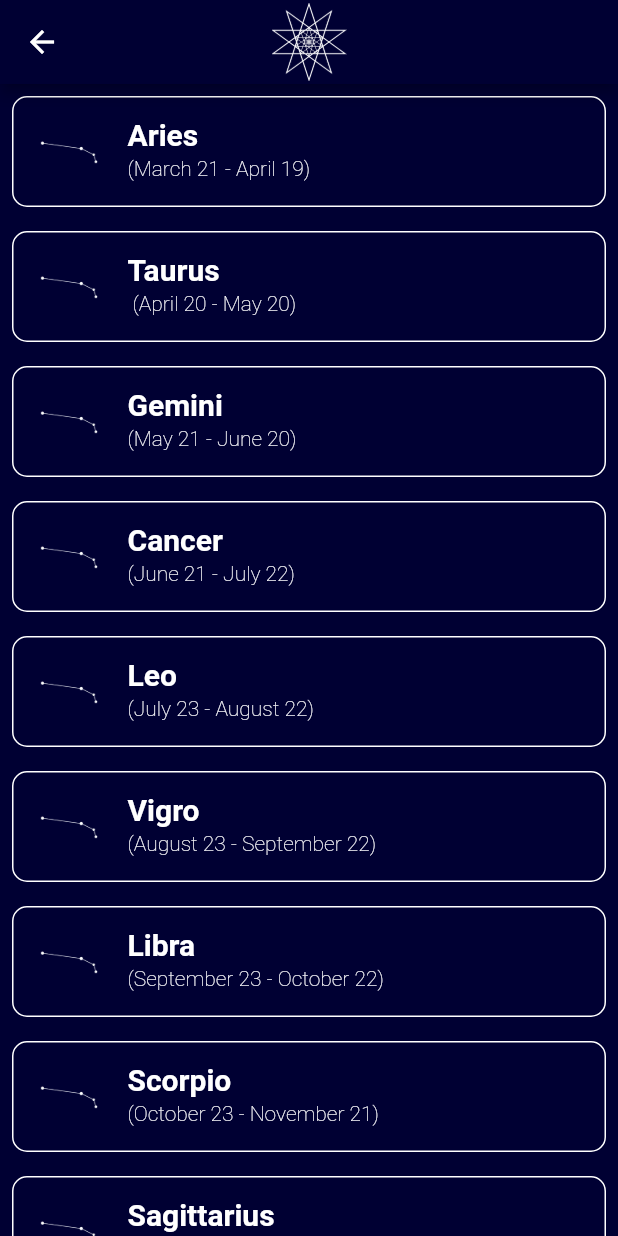
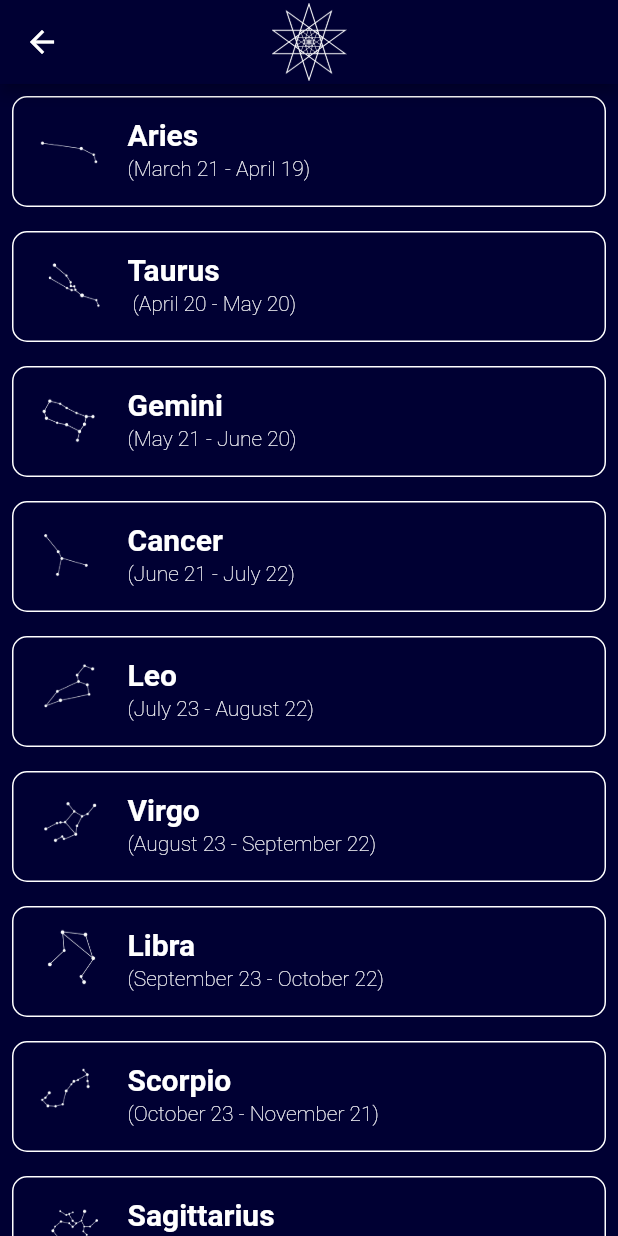
Before and after one commit to shreshukle1/demo_horo_app, a Flutter app: the HoroscopeList screen opened directly, on a phone screen of 412 x 824 dp. Run offline on Flutter 3.47's test engine with Material 2 defaults, Android fonts, the phone set to English and light mode, and no system bars; missing offline and left inert: dart:ffi, ff_navigation_bar, horoscope.

Commit message:
updated images

```diff
--- a/lib/Screens/HoroscopeList.dart
+++ b/lib/Screens/HoroscopeList.dart
@@ -60,7 +60,7 @@ class HoroscopeList extends StatelessWidget {
                         maxWidth: 44,
                         maxHeight: 44,
                       ),
-                      child: Image.asset('images/Aries.png'),
+                      child: Image.asset('images/Taurus.png'),
                     ),
                     title: Text('Taurus',style: TextStyle(color: Colors.white,fontWeight: FontWeight.bold,fontSize: 20),),
                     subtitle: Text(' (April 20 - May 20)',style: TextStyle(color: Colors.white,fontWeight: FontWeight.w100),),
@@ -83,7 +83,7 @@ class HoroscopeList extends StatelessWidget {
                         maxWidth: 44,
                         maxHeight: 44,
                       ),
-                      child: Image.asset('images/Aries.png'),
+                      child: Image.asset('images/Gemini.png'),
                     ),
                     title: Text('Gemini',style: TextStyle(color: Colors.white,fontWeight: FontWeight.bold,fontSize: 20),),
                     subtitle: Text('(May 21 - June 20)',style: TextStyle(color: Colors.white,fontWeight: FontWeight.w100),),
@@ -106,7 +106,7 @@ class HoroscopeList extends StatelessWidget {
                         maxWidth: 44,
                         maxHeight: 44,
                       ),
-                      child: Image.asset('images/Aries.png'),
+                      child: Image.asset('images/Cancer.png'),
                     ),
                     title: Text('Cancer',style: TextStyle(color: Colors.white,fontWeight: FontWeight.bold,fontSize: 20),),
                     subtitle: Text('(June 21 - July 22)',style: TextStyle(color: Colors.white,fontWeight: FontWeight.w100),),
@@ -129,7 +129,7 @@ class HoroscopeList extends StatelessWidget {
                         maxWidth: 44,
                         maxHeight: 44,
                       ),
-                      child: Image.asset('images/Aries.png'),
+                      child: Image.asset('images/Leo.png'),
                     ),
                     title: Text('Leo',style: TextStyle(color: Colors.white,fontWeight: FontWeight.bold,fontSize: 20),),
                     subtitle: Text('(July 23 - August 22)',style: TextStyle(color: Colors.white,fontWeight: FontWeight.w100),),
@@ -152,9 +152,9 @@ class HoroscopeList extends StatelessWidget {
                         maxWidth: 44,
                         maxHeight: 44,
                       ),
-                      child: Image.asset('images/Aries.png'),
+                      child: Image.asset('images/Virgo.png'),
                     ),
-                    title: Text('Vigro',style: TextStyle(color: Colors.white,fontWeight: FontWeight.bold,fontSize: 20),),
+                    title: Text('Virgo',style: TextStyle(color: Colors.white,fontWeight: FontWeight.bold,fontSize: 20),),
                     subtitle: Text('(August 23 - September 22)',style: TextStyle(color: Colors.white,fontWeight: FontWeight.w100),),
                   ),
                 ),
@@ -175,7 +175,7 @@ class HoroscopeList extends StatelessWidget {
                         maxWidth: 44,
                         maxHeight: 44,
                       ),
-                      child: Image.asset('images/Aries.png'),
+                      child: Image.asset('images/Libra.png'),
                     ),
                     title: Text('Libra',style: TextStyle(color: Colors.white,fontWeight: FontWeight.bold,fontSize: 20),),
                     subtitle: Text('(September 23 - October 22)',style: TextStyle(color: Colors.white,fontWeight: FontWeight.w100),),
@@ -198,7 +198,7 @@ class HoroscopeList extends StatelessWidget {
                         maxWidth: 44,
                         maxHeight: 44,
                       ),
-                      child: Image.asset('images/Aries.png'),
+                      child: Image.asset('images/Scorpio.png'),
                     ),
                     title: Text('Scorpio',style: TextStyle(color: Colors.white,fontWeight: FontWeight.bold,fontSize: 20),),
                     subtitle: Text('(October 23 - November 21)',style: TextStyle(color: Colors.white,fontWeight: FontWeight.w100),),
@@ -221,7 +221,7 @@ class HoroscopeList extends StatelessWidget {
                         maxWidth: 44,
                         maxHeight: 44,
                       ),
-                      child: Image.asset('images/Aries.png'),
+                      child: Image.asset('images/Sagittarius.png'),
                     ),
                     title: Text('Sagittarius',style: TextStyle(color: Colors.white,fontWeight: FontWeight.bold,fontSize: 20),),
                     subtitle: Text('(November 22 - December 21)',style: TextStyle(color: Colors.white,fontWeight: FontWeight.w100),),
@@ -244,7 +244,7 @@ class HoroscopeList extends StatelessWidget {
                         maxWidth: 44,
                         maxHeight: 44,
                       ),
-                      child: Image.asset('images/Aries.png'),
+                      child: Image.asset('images/Capricorn.png'),
                     ),
                     title: Text('Capricorn',style: TextStyle(color: Colors.white,fontWeight: FontWeight.bold,fontSize: 20),),
                     subtitle: Text('(December 22 - January 19)',style: TextStyle(color: Colors.white,fontWeight: FontWeight.w100),),
@@ -267,7 +267,7 @@ class HoroscopeList extends StatelessWidget {
                         maxWidth: 44,
                         maxHeight: 44,
                       ),
-                      child: Image.asset('images/Aries.png'),
+                      child: Image.asset('images/Aquarius.png'),
                     ),
                     title: Text('Aquarius',style: TextStyle(color: Colors.white,fontWeight: FontWeight.bold,fontSize: 20),),
                     subtitle: Text('(January 20 - February 18)',style: TextStyle(color: Colors.white,fontWeight: FontWeight.w100),),
@@ -290,7 +290,7 @@ class HoroscopeList extends StatelessWidget {
                         maxWidth: 44,
                         maxHeight: 44,
                       ),
-                      child: Image.asset('images/Aries.png'),
+                      child: Image.asset('images/Pisces.png'),
                     ),
                     title: Text('Pisces',style: TextStyle(color: Colors.white,fontWeight: FontWeight.bold,fontSize: 20),),
                     subtitle: Text('(February 19 - March 20)',style: TextStyle(color: Colors.white,fontWeight: FontWeight.w100),),
```
Also changed, not shown: images/Aquarius.png (added), images/Cancer.png (added), images/Capricorn.png (added), images/Gemini.png (added), images/Leo.png (added), images/Libra.png (added), images/Pisces.png (added), images/Sagittarius.png (added), images/Scorpio.png (added), images/Taurus.png (added), images/Virgo.png (added).
